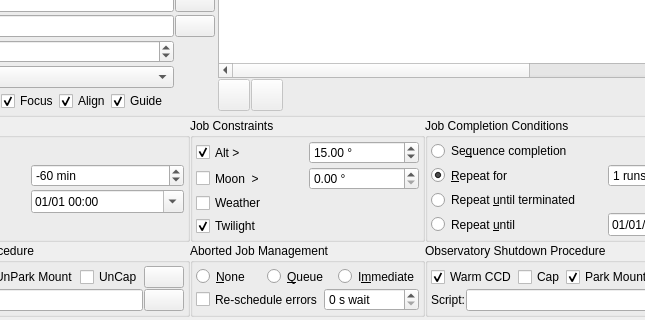
Old version of the form kstars-astropi/kstars/ekos/scheduler/scheduler.ui in the repository Andre87osx/AstroPi-system; both pictures show x 135 to 780 and y 112 to 432 of the 925 by 432 pixel window.
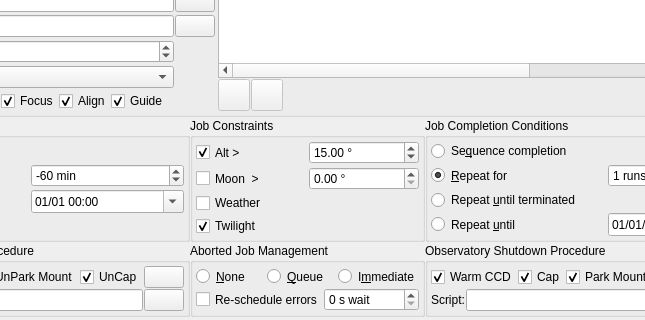
New version of the form. Icons and pictures are not drawn. Custom widgets are drawn as their Qt base class.

Commit message: if cap exist set use as default cap and uncap

```diff
--- a/kstars-astropi/kstars/ekos/scheduler/scheduler.ui
+++ b/kstars-astropi/kstars/ekos/scheduler/scheduler.ui
@@ -1803,6 +1803,9 @@
             <attribute name="buttonGroup">
              <string notr="true">shutdownProcedureGroup</string>
             </attribute>
+            <property name="checked">
+             <bool>true</bool>
+            </property>
            </widget>
           </item>
           <item>
@@ -2155,6 +2158,9 @@
             <attribute name="buttonGroup">
              <string notr="true">startupProcedureButtonGroup</string>
             </attribute>
+            <property name="checked">
+             <bool>true</bool>
+            </property>
            </widget>
           </item>
           <item>
```
